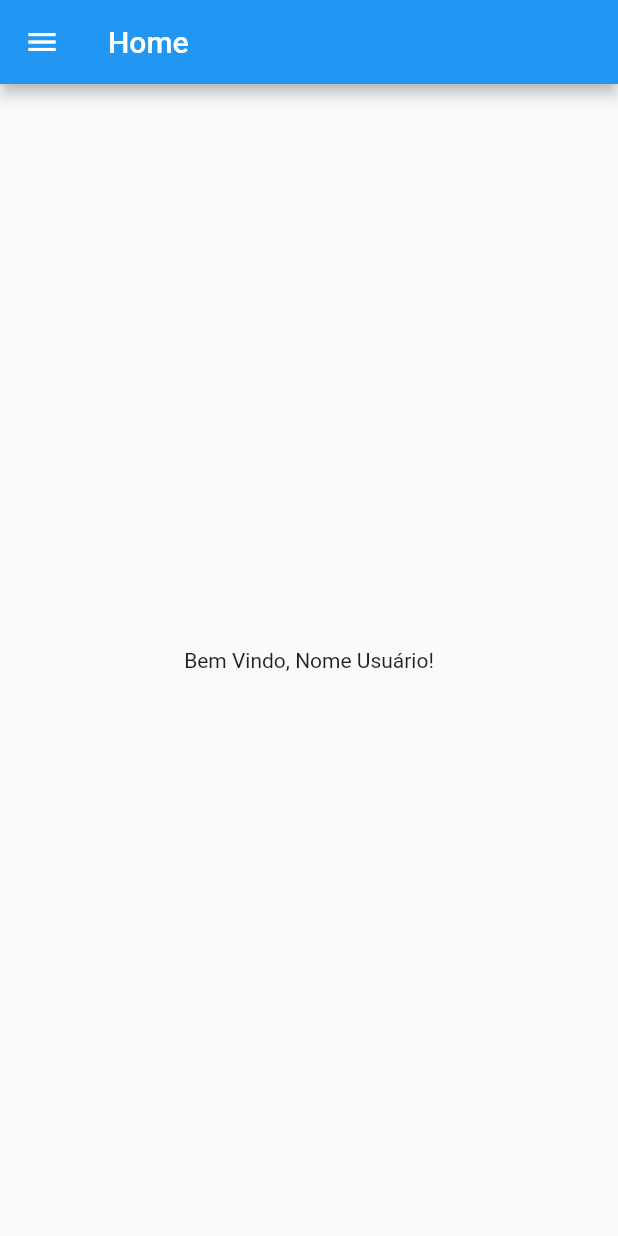
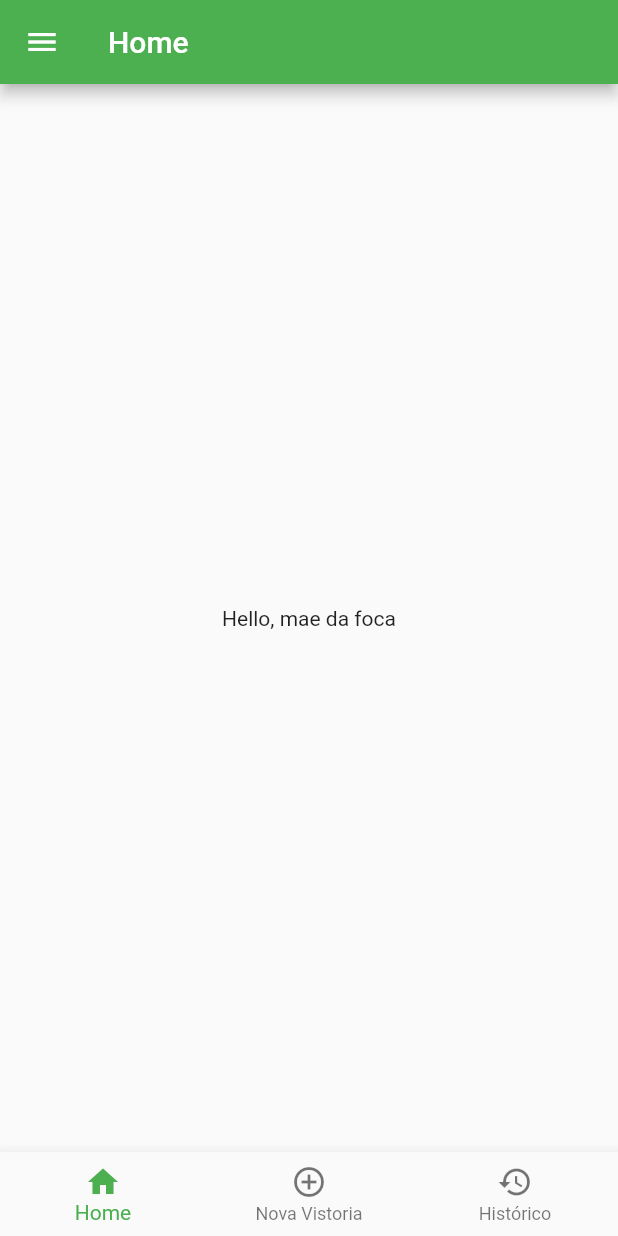
Before and after one commit to rougeOpenDev/escola_slide, a Flutter app: the PrincipalPage screen opened directly, on a phone screen of 412 x 824 dp. Run offline on Flutter 3.47's test engine with Material 2 defaults, Android fonts, the phone set to English and light mode, and no system bars; our stand-ins replace bloc, carousel_slider, equatable, flutter_bloc.

Commit message:
feat - Navegacao barra infeiror funcional feat - Demo carrossel nova vistoria

```diff
--- a/frete_facil/lib/main.dart
+++ b/frete_facil/lib/main.dart
@@ -56,6 +56,11 @@ class App extends StatelessWidget {
   @override
   Widget build(BuildContext context) {
     return MaterialApp(
+      title: 'Frete Pronto',
+      theme: new ThemeData(
+        primarySwatch: Colors.green,
+        accentColor: Colors.greenAccent
+      ),
       home: BlocBuilder<AuthenticationBloc, AuthenticationState>(
         builder: (context, state) {
 
--- /dev/null
+++ b/frete_facil/lib/views/home_page.dart
@@ -0,0 +1,19 @@
+import 'package:flutter/material.dart';
+
+class HomePage extends StatefulWidget {
+
+  @override
+  _HomePageState createState() => new _HomePageState();
+}
+
+class _HomePageState extends State<HomePage> {
+
+  @override
+  Widget build(BuildContext context) {
+    return Container(
+      child: Center(
+          child: Text('Hello, mae da foca')
+      ),
+    );
+  }
+}
--- a/frete_facil/lib/views/principal_page.dart
+++ b/frete_facil/lib/views/principal_page.dart
@@ -1,15 +1,38 @@
 import 'package:flutter/material.dart';
 
 import 'package:flutter_bloc/flutter_bloc.dart';
+
 import 'package:frete_facil/blocs/authentication_bloc.dart';
 import 'package:frete_facil/events/authentication_event.dart';
-import 'package:frete_facil/models/user_repository.dart';
+import 'package:frete_facil/views/history_page.dart';
+import 'package:frete_facil/views/home_page.dart';
 import 'package:frete_facil/views/user_page.dart';
+import 'package:frete_facil/views/vistoria/nova_vistoria.dart';
 
-class PrincipalPage extends StatelessWidget {
+class PrincipalPage extends StatefulWidget{
+
+  _PrincipalPage createState()=> _PrincipalPage();
+}
+
+class _PrincipalPage extends State<PrincipalPage> {
+
+  int _currentIndex = 0;
+  final List<Widget> _children = [
+    HomePage(),
+    NovaVistoria(),
+    HistoryPage()
+  ];
+
+  void onTabTapped(int index) {
+
+   setState(() {
+     _currentIndex = index;
+   });
+ }
 
   @override
   Widget build(BuildContext context) {
+
     return Scaffold(
       appBar: AppBar(
         title: Text('Home'),
@@ -34,7 +57,7 @@ class PrincipalPage extends StatelessWidget {
               }
             ),
             new Divider(
-              color: Colors.blueGrey,
+              color: Theme.of(context).accentColor,
               height: 5.0,
             ),
             new ListTile(
@@ -46,10 +69,25 @@ class PrincipalPage extends StatelessWidget {
           ],
         )
       ),
-      body: Container(
-        child: Center(
-            child: Text('Bem Vindo, Nome Usuário!')
-        ),
+      body: _children[_currentIndex],
+      bottomNavigationBar: BottomNavigationBar(
+        onTap: onTabTapped,
+        currentIndex: _currentIndex,
+        type: BottomNavigationBarType.fixed,
+        items: [
+          new BottomNavigationBarItem(
+            icon: new Icon(Icons.home),
+            title: new Text("Home"),
+          ),
+          new BottomNavigationBarItem(
+            icon: new Icon(Icons.add_circle_outline),
+            title: new Text("Nova Vistoria"),
+          ),
+          new BottomNavigationBarItem(
+            icon: new Icon(Icons.history),
+            title: new Text("Histórico"),
+          )
+        ]
       ),
     );
   }
--- a/frete_facil/pubspec.yaml
+++ b/frete_facil/pubspec.yaml
@@ -23,6 +23,7 @@ dependencies:
   flutter_bloc: ^3.2.0
   equatable: ^1.1.0
   meta: ^1.1.8
+  carousel_slider: ^2.3.1
 
   # The following adds the Cupertino Icons font to your application.
   # Use with the CupertinoIcons class for iOS style icons.
```
Also changed, not shown: frete_facil/lib/views/history_page.dart (added, +19 -0 lines), frete_facil/lib/views/search_page.dart (added, +20 -0 lines), frete_facil/lib/views/vistoria/nova_vistoria.dart (added, +30 -0 lines), frete_facil/pubspec.lock, 3 other files.
